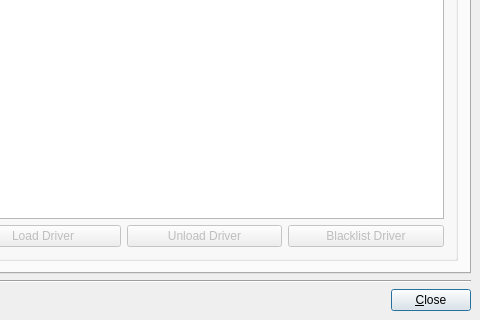
MX-Linux/mx-network-assistant, file mainwindow.ui: the form before one commit; both pictures show x 232 to 712 and y 217 to 537 of the 712 by 537 pixel window.
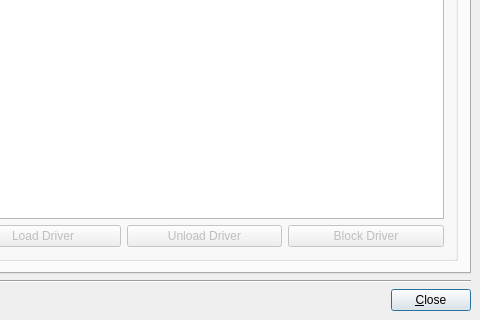
The form after the commit. The open tabs and pages were chosen to show the change. Icons and pictures are not drawn.

What changed in the file:
```diff
--- a/mainwindow.ui
+++ b/mainwindow.ui
@@ -406,7 +406,7 @@
              </size>
             </property>
             <property name="text">
-             <string>Blacklist Driver</string>
+             <string>Block Driver</string>
             </property>
             <property name="icon">
              <iconset resource="images.qrc">
```
Left out of the diff: 10 changed lines with no effect on the pictures.
